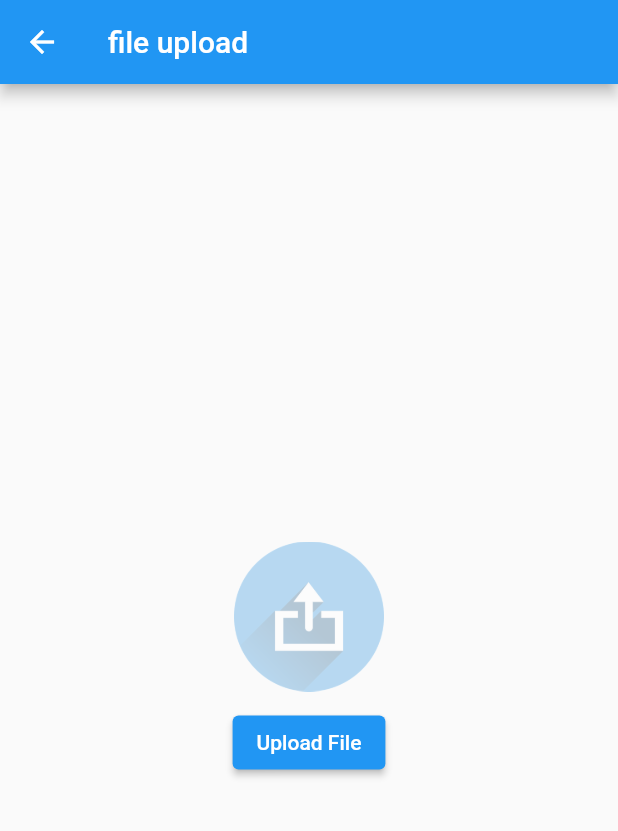
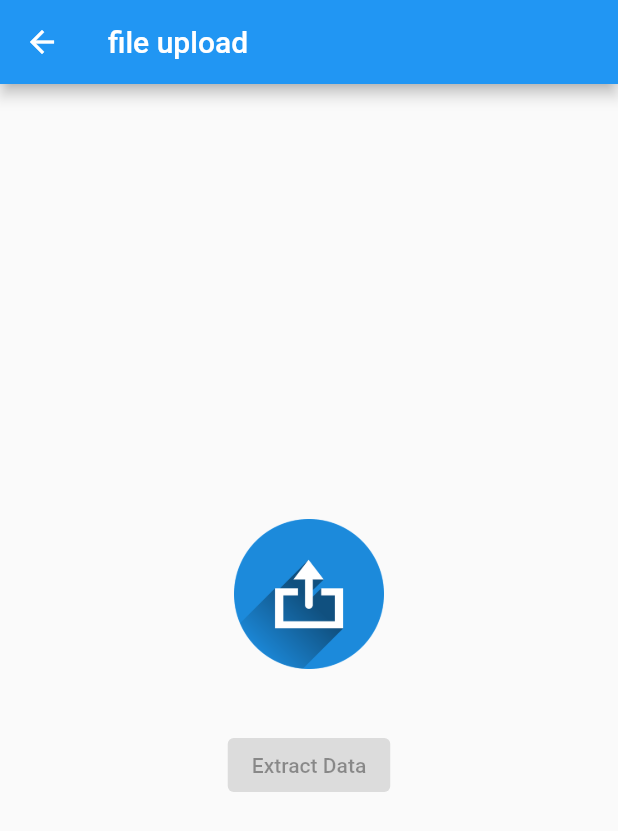
Before and after one commit to raihansikdar/excel, a Flutter app: the screen it shows after launch, after a tap on the "upload file" icon, on a phone screen of 412 x 824 dp. Shown: the top 831 px of the screen. Run offline on Flutter 3.47's test engine with Material 2 defaults, Android fonts, the phone set to English and light mode, and no system bars; our stand-ins replace file_picker, get; missing offline and left inert: excel.

Commit message:
good modify

```diff
--- a/excel_app/lib/models/excel_file_model.dart
+++ b/excel_app/lib/models/excel_file_model.dart
@@ -1,7 +1,11 @@
-class ExcelFileModel {
-  final String? fileName;
-  final String? filePath;
-  final String? fileType;
+// class ExcelFileModel {
+//   final String fileName;
+//   final String filePath;
+//   final String fileType;
 
-  ExcelFileModel({this.fileName, this.filePath, this.fileType});
-}
+//   ExcelFileModel({
+//     required this.fileName,
+//     required this.filePath,
+//     required this.fileType,
+//   });
+// }
--- a/excel_app/lib/network/api_remote_service.dart
+++ b/excel_app/lib/network/api_remote_service.dart
@@ -1,22 +1,26 @@
+import 'dart:io';
+
 import 'package:excel/excel.dart';
 import 'package:excel_app/models/excel_data_model.dart';
 import 'package:excel_app/network/api_repository.dart';
-import 'package:flutter/services.dart';
 
 class ApiRemoteService extends ApiRepository {
 
   @override
-  Future<List<ExcelDataModel>> fetchExcelData() async {
-    final ByteData loadExcelData = await rootBundle.load('assets/DL.xlsx');
-    final Uint8List makeExcelDatabytes = loadExcelData.buffer.asUint8List();
-    final excel = Excel.decodeBytes(makeExcelDatabytes);
+  Future<List<ExcelDataModel>> fetchExcelData(String excelPath) async {
 
-    final sheetName = excel.tables['Sheet'];
     final excelDataList = <ExcelDataModel>[];
+    final fileBytes = await File(excelPath).readAsBytes();
+    final excel = Excel.decodeBytes(fileBytes);
 
-    if (sheetName != null) {
-      for (var row in sheetName.rows) {
-        final name = row[0]?.value ?? '';
+    for (final sheet in excel.sheets.values) {
+      for (final row in sheet.rows) {
+        String name = '';
+
+        if (row.length == 1) {
+          name = row[0]?.value ?? '';
+        }
+
         final email = row[1]?.value ?? '';
         final phoneNumber = row[2]?.value ?? '';
         final distance = row[3]?.value ?? '';
@@ -24,17 +28,15 @@ class ApiRemoteService extends ApiRepository {
 
         excelDataList.add(
           ExcelDataModel(
-              name: name.toString(),
-              email: email.toString(),
-              phoneNumber: phoneNumber.toString(),
-              distance: distance.toString(),
-              postcode: postcode.toString()),
+            name: name.toString(),
+            email: email.toString(),
+            phoneNumber: phoneNumber.toString(),
+            distance: distance.toString(),
+            postcode: postcode.toString(),
+          ),
         );
       }
-    } else {
-      throw Exception("Sheet not found");
     }
-
     return excelDataList;
   }
 }
--- a/excel_app/lib/network/api_repository.dart
+++ b/excel_app/lib/network/api_repository.dart
@@ -1,5 +1,5 @@
 import 'package:excel_app/models/excel_data_model.dart';
 
 abstract class ApiRepository {
-  Future<List<ExcelDataModel>> fetchExcelData();
+  Future<List<ExcelDataModel>> fetchExcelData(String excelPath);
 }
--- /dev/null
+++ b/excel_app/lib/view_model/excel_data_view_model_controller.dart
@@ -0,0 +1,35 @@
+import 'package:excel_app/models/excel_data_model.dart';
+import 'package:excel_app/network/api_remote_service.dart';
+import 'package:get/get.dart';
+
+class ExcelDataViewModelController extends GetxController
+    with StateMixin<List<ExcelDataModel>> {
+  // RxList<ExcelDataModel> excelDataList = RxList();
+  final ApiRemoteService apiRemoteService = ApiRemoteService();
+
+  @override
+  void onInit() {
+    super.onInit();
+    getExcelData();
+  }
+
+  void getExcelData({String? excelPath}) async {
+    try {
+      if (excelPath == null) {
+        change([], status: RxStatus.empty());
+        return;
+      }
+
+      final excelData = await apiRemoteService.fetchExcelData(excelPath);
+      // excelDataList.value = getExcelData;
+
+      if (excelData.isEmpty) {
+        change([], status: RxStatus.empty());
+      } else {
+        change(excelData, status: RxStatus.success());
+      }
+    } catch (e) {
+      change([], status: RxStatus.error(e.toString()));
+    }
+  }
+}
--- a/excel_app/lib/view_model/excel_file_uploaing_view_model.dart
+++ b/excel_app/lib/view_model/excel_file_uploaing_view_model.dart
@@ -2,14 +2,21 @@ import 'package:excel_app/models/excel_file_model.dart';
 import 'package:excel_app/network/file_upload_repository.dart';
 import 'package:get/get.dart';
 
-class ExcelFileUploadingViewModel extends GetxController with StateMixin<List<ExcelFileModel>>{
- final _repository = FileUploadRepository();
+class ExcelFileUploadingViewModel extends GetxController
+    with StateMixin<String> {
+  final _repository = FileUploadRepository();
+
+  @override
+  void onInit() {
+    super.onInit();
+    change(null, status: RxStatus.empty());
+  }
 
   Future<void> uploadExcelFile() async {
     try {
-      final selectedExcelFiles  = await _repository.pickExcelFile();
-      if (selectedExcelFiles  != null) {
-        change(selectedExcelFiles  as List<ExcelFileModel>?, status: RxStatus.success());
+      final excelPath = await _repository.pickExcelFile();
+      if (excelPath != null) {
+        change(excelPath, status: RxStatus.success());
       } else {
         change(null, status: RxStatus.error('No file selected'));
       }
--- a/excel_app/lib/view_model/state_controller.dart
+++ b/excel_app/lib/view_model/state_controller.dart
@@ -1,9 +1,9 @@
-import 'package:get/get.dart';
+// import 'package:get/get.dart';
 
-class StateController extends GetxController {
-  var isLoading = false.obs;
+// class StateController extends GetxController {
+//   var isLoading = false.obs;
 
-  void setLoading(bool loading) {
-    isLoading.value = loading;
-  }
-}
+//   void setLoading(bool loading) {
+//     isLoading.value = loading;
+//   }
+// }
--- a/excel_app/lib/view_model/view_model_controller.dart
+++ /dev/null
@@ -1,30 +0,0 @@
-import 'package:excel_app/models/excel_data_model.dart';
-import 'package:excel_app/network/api_remote_service.dart';
-import 'package:get/get.dart';
-
-class ViewModelController extends GetxController
-    with StateMixin<List<ExcelDataModel>> {
-  RxList<ExcelDataModel> excelDataList = RxList();
-  final ApiRemoteService apiRemoteService = ApiRemoteService();
-
-  @override
-  void onInit() {
-    super.onInit();
-    getExcelData();
-  }
-
-  void getExcelData() async {
-    try {
-      final getExcelData = await apiRemoteService.fetchExcelData();
-      excelDataList.value = getExcelData;
-      if (excelDataList.isEmpty) {
-        change(null, status: RxStatus.empty());
-      } else {
-        change(excelDataList, status: RxStatus.success());
-      }
-    } catch (e) {
-      change(null, status: RxStatus.error(e.toString()));
-    }
-  }
-
-}
--- a/excel_app/lib/views/file_uploading_page.dart
+++ b/excel_app/lib/views/file_uploading_page.dart
@@ -1,13 +1,12 @@
 import 'package:excel_app/view_model/excel_file_uploaing_view_model.dart';
-import 'package:excel_app/view_model/state_controller.dart';
+import 'package:excel_app/views/home_page.dart';
 import 'package:flutter/material.dart';
 import 'package:get/get.dart';
 
 class FileUploadingPage extends StatelessWidget {
-  final ExcelFileUploadingViewModel _excelFileUploadingViewModel =
-      ExcelFileUploadingViewModel();
+  final _excelFileUploadingViewModel = Get.put(ExcelFileUploadingViewModel());
 
-  final StateController _stateController = StateController();
+  // final StateController _stateController = StateController();
 
   FileUploadingPage({super.key});
 
@@ -21,43 +20,49 @@ class FileUploadingPage extends StatelessWidget {
         child: Column(
           mainAxisAlignment: MainAxisAlignment.center,
           children: [
-            Container(
-              height: 100,
-              width: 100,
-              decoration: const BoxDecoration(
-                image: DecorationImage(
-                  image: AssetImage("assets/image/uploading_image.png"),
-                  opacity: .3,
+            InkWell(
+              child: Container(
+                height: 100,
+                width: 100,
+                decoration: const BoxDecoration(
+                  image: DecorationImage(
+                    image: AssetImage("assets/image/uploading_image.png"),
+                  ),
                 ),
               ),
+              onTap: () {
+                _excelFileUploadingViewModel.uploadExcelFile();
+              },
             ),
             const SizedBox(
-              height: 10,
+              height: 20,
             ),
-            ElevatedButton(
-              onPressed: () {
-                _stateController.setLoading(true);
-                _excelFileUploadingViewModel.uploadExcelFile().then((value) {
-                  _stateController.setLoading(false);
-                });
+            _excelFileUploadingViewModel.obx(
+              (state) {
+                return Text(
+                  "$state",
+                  textAlign: TextAlign.center,
+                );
               },
-              child: const Text("Upload File"),
+              onEmpty: const SizedBox.shrink(),
+              onError: (error) => Text(error ?? ""),
+              onLoading: const CircularProgressIndicator(),
             ),
-            Obx(() {
-              if (_stateController.isLoading.value) {
-                return const Center(child: CircularProgressIndicator());
-              } else if (_excelFileUploadingViewModel.state is Rx<Error>) {
-                return Text(
-                    (_excelFileUploadingViewModel.state as Rx<Error>).value.toString());
-              } else if (_excelFileUploadingViewModel.state != null) {
-                final file = _excelFileUploadingViewModel.state!;
-                final fileName = file.map((file) => file.fileName!).join(", ");
-                return Text("$fileName uploaded successfully!");
-              } else {
-                return const SizedBox.shrink();
-              }
-
-            })
+            const SizedBox(
+              height: 20,
+            ),
+            GetBuilder<ExcelFileUploadingViewModel>(
+              builder: (controller) {
+                return ElevatedButton(
+                  onPressed: controller.state == null
+                      ? null
+                      : () {
+                          Get.back(result: controller.state);
+                        },
+                  child: const Text("Extract Data"),
+                );
+              },
+            ),
           ],
         ),
       ),
--- a/excel_app/lib/views/home_page.dart
+++ b/excel_app/lib/views/home_page.dart
@@ -1,11 +1,10 @@
-import 'package:excel_app/view_model/view_model_controller.dart';
+import 'package:excel_app/view_model/excel_data_view_model_controller.dart';
 import 'package:excel_app/views/file_uploading_page.dart';
 import 'package:flutter/material.dart';
 import 'package:get/get.dart';
 
-class HomePage extends GetView<ViewModelController> {
-  final ViewModelController viewModelController =
-      Get.put(ViewModelController());
+class HomePage extends GetView<ExcelDataViewModelController> {
+  final viewModelController = Get.put(ExcelDataViewModelController());
   HomePage({super.key});
 
   @override
@@ -15,10 +14,13 @@ class HomePage extends GetView<ViewModelController> {
         title: const Text('Data List'),
         actions: [
           Padding(
-            padding: const EdgeInsets.only(right: 40),
+            padding: const EdgeInsets.only(right: 16),
             child: IconButton(
-              onPressed: () {
-                Get.to(() => FileUploadingPage());
+              onPressed: () async {
+                final excelPath = await Get.to(() => FileUploadingPage());
+                if (excelPath != null) {
+                  viewModelController.getExcelData(excelPath: excelPath);
+                }
               },
               icon: const Icon(Icons.upload_file),
             ),
@@ -27,13 +29,14 @@ class HomePage extends GetView<ViewModelController> {
       ),
       body: viewModelController.obx(
         (state) => ListView.builder(
-          itemCount: viewModelController.excelDataList.length,
+          itemCount: state?.length,
           itemBuilder: (context, index) {
-            final data = viewModelController.excelDataList[index];
+            final data = state?[index];
             return ListTile(
-              title: Text(data.name ?? ''),
+              title: Text(data?.name ?? ''),
               subtitle: Text(
-                  'Email: ${data.email}, \nPhone Number: ${data.phoneNumber},\nDistance: ${data.distance}, \nPostCode: ${data.postcode} '),
+                'Email: ${data?.email}, \nPhone Number: ${data?.phoneNumber},\nDistance: ${data?.distance}, \nPostCode: ${data?.postcode} ',
+              ),
             );
           },
         ),
```
Also changed, not shown: excel_app/lib/models/excel_data_model.dart (+7 -2 lines), excel_app/lib/network/file_upload_repository.dart (+14 -10 lines).
